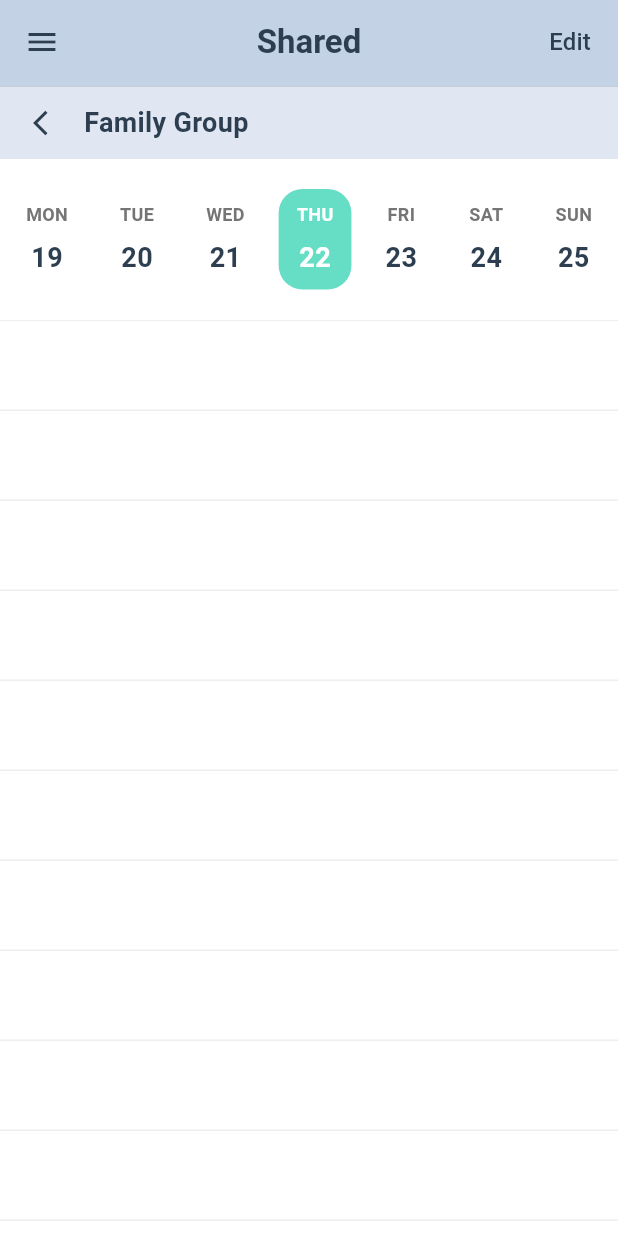
After one commit to ISIS3510-202520-T24/AceUp-Flutter, a Flutter app: the SharedScreen screen opened by its route, after a tap on "Family Group", on a phone screen of 412 x 824 dp. The commit adds this screen. Run offline on Flutter 3.47's test engine with Material 3 defaults, Android fonts, the phone set to English and light mode, and no system bars; our stand-ins replace local_auth.

Commit message:
Added Group-Shared View

```diff
--- /dev/null
+++ b/lib/group_detail_screen.dart
@@ -0,0 +1,168 @@
+// lib/group_detail_screen.dart
+
+import 'package:flutter/material.dart';
+import 'dart:ui'; // Necesario para FontFeature
+
+// Modelo simple para un día de la semana
+class Day {
+  final String shortName;
+  final int dayNumber;
+  final bool isSelected;
+
+  Day({required this.shortName, required this.dayNumber, this.isSelected = false});
+}
+
+class GroupDetailScreen extends StatefulWidget {
+  final String groupName;
+
+  const GroupDetailScreen({super.key, required this.groupName});
+
+  @override
+  State<GroupDetailScreen> createState() => _GroupDetailScreenState();
+}
+
+class _GroupDetailScreenState extends State<GroupDetailScreen> {
+  // Datos de ejemplo para la semana
+  final List<Day> weekDays = [
+    Day(shortName: 'MON', dayNumber: 19),
+    Day(shortName: 'TUE', dayNumber: 20),
+    Day(shortName: 'WED', dayNumber: 21),
+    Day(shortName: 'THU', dayNumber: 22, isSelected: true), // El día seleccionado
+    Day(shortName: 'FRI', dayNumber: 23),
+    Day(shortName: 'SAT', dayNumber: 24),
+    Day(shortName: 'SUN', dayNumber: 25),
+  ];
+
+  @override
+  Widget build(BuildContext context) {
+    return Scaffold(
+      backgroundColor: Colors.white,
+      appBar: AppBar(
+        backgroundColor: const Color(0xFFC3D2E4), // Color de la barra principal
+        elevation: 0,
+        // Icono de menú a la izquierda
+        leading: IconButton(
+          icon: const Icon(Icons.menu, color: Color(0xFF2C3E50)),
+          onPressed: () {},
+        ),
+        // Título de la pantalla principal
+        title: const Text(
+          'Shared',
+          style: TextStyle(
+            color: Color(0xFF2C3E50),
+            fontWeight: FontWeight.bold,
+          ),
+        ),
+        centerTitle: true,
+        // Botón de "Edit" a la derecha
+        actions: [
+          TextButton(
+            onPressed: () {},
+            child: const Text(
+              'Edit',
+              style: TextStyle(color: Color(0xFF2C3E50), fontSize: 16),
+            ),
+          ),
+        ],
+        // --- BARRA SECUNDARIA CON EL NOMBRE DEL GRUPO ---
+        bottom: PreferredSize(
+          preferredSize: const Size.fromHeight(50.0), // Altura de la barra secundaria
+          child: Container(
+            padding: const EdgeInsets.symmetric(horizontal: 8.0),
+            decoration: const BoxDecoration(
+              color: Color(0xFFE0E7F3), // Color de la barra secundaria
+              border: Border(top: BorderSide(color: Colors.black12, width: 0.5)),
+            ),
+            child: Row(
+              children: [
+                IconButton(
+                  icon: const Icon(Icons.arrow_back_ios, color: Color(0xFF2C3E50), size: 20),
+                  onPressed: () => Navigator.of(context).pop(), // Para regresar
+                ),
+                Text(
+                  widget.groupName,
+                  style: const TextStyle(
+                    color: Color(0xFF2C3E50),
+                    fontWeight: FontWeight.bold,
+                    fontSize: 18,
+                  ),
+                ),
+              ],
+            ),
+          ),
+        ),
+      ),
+      body: Column(
+        children: [
+          _buildWeekSelector(),
+          Expanded(
+            child: _buildTimeline(),
+          ),
+        ],
+      ),
+    );
+  }
+
+  // Widget para la barra con los días de la semana
+  Widget _buildWeekSelector() {
+    return Container(
+      padding: const EdgeInsets.symmetric(vertical: 20.0),
+      color: Colors.white,
+      child: Row(
+        mainAxisAlignment: MainAxisAlignment.spaceAround,
+        children: weekDays.map((day) => _buildDayItem(day)).toList(),
+      ),
+    );
+  }
+
+  // Widget para cada día individual
+  Widget _buildDayItem(Day day) {
+    return Container(
+      padding: const EdgeInsets.symmetric(horizontal: 12, vertical: 8),
+      decoration: BoxDecoration(
+        color: day.isSelected ? const Color(0xFF66DDC5) : Colors.transparent,
+        borderRadius: BorderRadius.circular(16),
+      ),
+      child: Column(
+        mainAxisSize: MainAxisSize.min,
+        children: [
+          Text(
+            day.shortName,
+            style: TextStyle(
+              fontSize: 12,
+              color: day.isSelected ? Colors.white : Colors.grey.shade600,
+              fontWeight: FontWeight.bold,
+            ),
+          ),
+          const SizedBox(height: 8),
+          Text(
+            day.dayNumber.toString(),
+            style: TextStyle(
+              fontSize: 18,
+              color: day.isSelected ? Colors.white : const Color(0xFF2C3E50),
+              fontWeight: FontWeight.bold,
+            ),
+          ),
+        ],
+      ),
+    );
+  }
+
+  // Widget para la línea de tiempo con las líneas horizontales
+  Widget _buildTimeline() {
+    return ListView.builder(
+      padding: EdgeInsets.zero,
+      itemCount: 12, // Número de líneas a mostrar
+      itemBuilder: (context, index) {
+        return Container(
+          height: 60, // Altura de cada bloque de hora
+          decoration: BoxDecoration(
+            border: Border(
+              top: BorderSide(color: Colors.grey.shade200, width: 1.0),
+            ),
+          ),
+        );
+      },
+    );
+  }
+}
--- a/lib/shared_screen.dart
+++ b/lib/shared_screen.dart
@@ -1,6 +1,7 @@
 // lib/shared_screen.dart
 
 import 'package:flutter/material.dart';
+import 'group_detail_screen.dart';
 
 // Data model to represent a group
 class SharedGroup {
@@ -139,10 +140,19 @@ class _SharedScreenState extends State<SharedScreen> {
     );
   }
 
-  // Widget for each group list item
-  Widget _buildGroupListItem(SharedGroup group) {
-    return Padding(
-      padding: const EdgeInsets.only(bottom: 16.0),
+Widget _buildGroupListItem(SharedGroup group) {
+  return InkWell(
+    onTap: () {
+      // Lógica de navegación a la pantalla de detalle
+      Navigator.push(
+        context,
+        MaterialPageRoute(
+          builder: (context) => GroupDetailScreen(groupName: group.name),
+        ),
+      );
+    },
+    child: Padding(
+      padding: const EdgeInsets.only(bottom: 16.0, top: 8.0, left: 4.0, right: 4.0),
       child: Row(
         children: [
           Container(
@@ -185,6 +195,7 @@ class _SharedScreenState extends State<SharedScreen> {
           ),
         ],
       ),
-    );
-  }
+    ),
+  );
 }
+}
```
